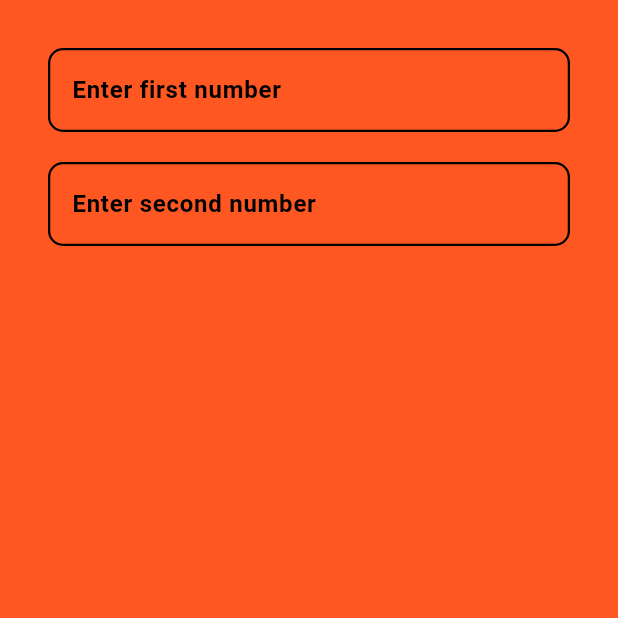
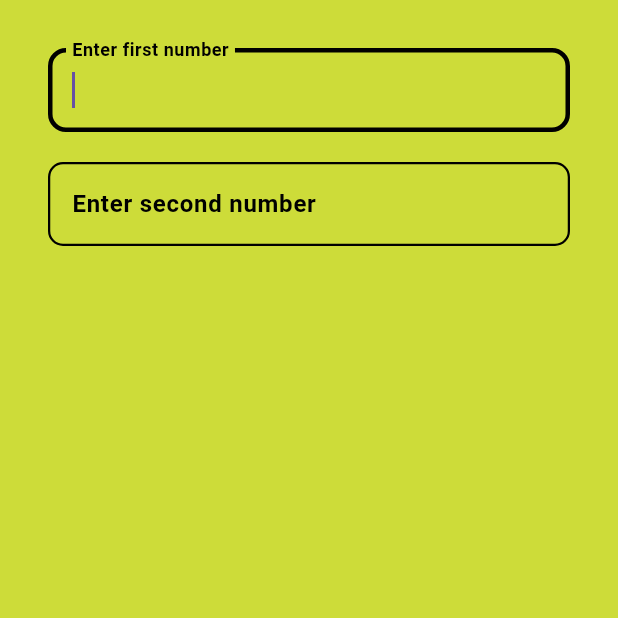
Before and after one commit to yuvrAj-003/flutter-tutorial, a Flutter app: the screen it shows after launch, on a phone screen of 412 x 824 dp, the top half of it. Run offline on Flutter 3.47's test engine with Material 3 defaults, Android fonts, the phone set to English and light mode, and no system bars.

Commit message:
changes made

```diff
--- a/lib/app/app.dart
+++ b/lib/app/app.dart
@@ -1,5 +1,5 @@
 import 'package:flutter/material.dart';
-import 'package:flutter_application_1/views/homeView.dart';
+import 'package:flutter_application_1/views/HomeView.dart';
 
 void main() {
   runApp(const MyWidge());
--- a/lib/views/calcView.dart
+++ b/lib/views/calcView.dart
@@ -40,7 +40,7 @@ class DisplayBox extends StatelessWidget {
   Widget build(BuildContext context) {
     return TextField(
       keyboardType: TextInputType.number,
-      // autofocus: true ,
+      autofocus: true ,
       decoration: InputDecoration(
         // focused border
         focusedBorder: OutlineInputBorder(
--- a/lib/views/homeView.dart
+++ b/lib/views/homeView.dart
@@ -13,11 +13,11 @@ class HomeView extends StatelessWidget {
   @override
   Widget build(BuildContext context) {
     return Scaffold(
-      backgroundColor: Colors.deepOrange,
+      backgroundColor: Colors.lime,
       body: SafeArea(
         bottom: false,
         child: Container(
-          color: Colors.deepOrange,
+          color: Colors.lime,
           child: const CalcView()
         )
       )
```
